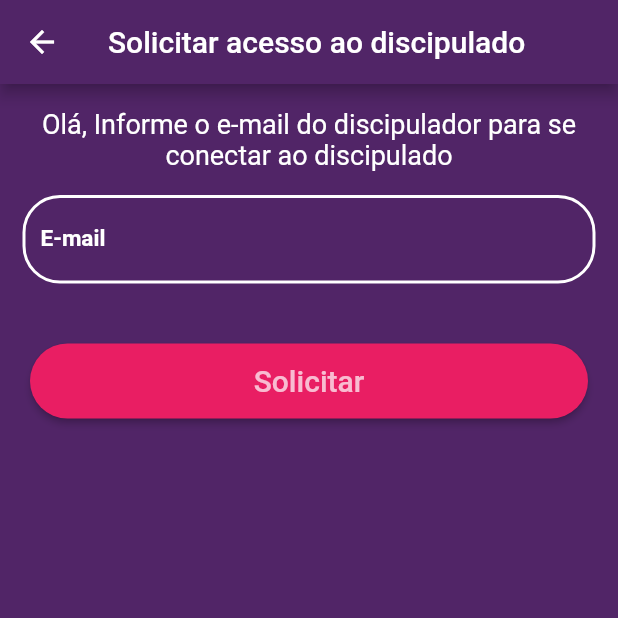
After one commit to neberson/celulas_vide, a Flutter app: the VinculoComDiscipuladoPage screen opened by its route, on a phone screen of 412 x 824 dp, the top half of it. The commit adds this screen. Run offline on Flutter 3.47's test engine with Material 2 defaults, Android fonts, the phone set to English and light mode, and no system bars; our stand-ins replace cloud_firestore, firebase_auth, firebase_storage, flutter_custom_clippers, flutter_masked_text, flutter_mobx and 5 more; missing offline and left inert: via_cep; accounts and stored records are empty; generated files the repository leaves out were written again; network calls fail.

Commit message:
Criação da tela [FrontEnd] de vincular lider ao discipulador

```diff
--- a/lib/Lider/HomeLider.dart
+++ b/lib/Lider/HomeLider.dart
@@ -17,7 +17,7 @@ class _HomeLiderState extends State<HomeLider> {
     Categoria(9,"Perfil do Lider","/PerfilLider", icon: FontAwesomeIcons.user),
     Categoria(10,"Dados da Célula","/DadosCelula", icon: FontAwesomeIcons.globeAsia),
     Categoria(11,"Membros","/TabMembro", icon: FontAwesomeIcons.userFriends),
-    Categoria(12,"Noticias","/PerfilLider", icon: FontAwesomeIcons.solidNewspaper),
+    Categoria(12,"Notificações","/VinculoDiscipulado", icon: FontAwesomeIcons.solidNewspaper),
     Categoria(13,"Presença","/frequenciaMembros", icon: FontAwesomeIcons.bookmark),
     Categoria(14,"Números da célula","/ReportsHome", icon: FontAwesomeIcons.calculator),
     //Categoria(14,"Eventos","/PerfilLider", icon: FontAwesomeIcons.list),
--- /dev/null
+++ b/lib/Lider/VinculoComDiscipuladoPage.dart
@@ -0,0 +1,90 @@
+
+import 'package:flutter/material.dart';
+
+class VinculoComDiscipuladoPage extends StatefulWidget {
+  @override
+  _VinculoComDiscipuladoPageState createState() =>
+      _VinculoComDiscipuladoPageState();
+}
+
+class _VinculoComDiscipuladoPageState extends State<VinculoComDiscipuladoPage> {
+  var _cEmail = TextEditingController();
+
+  @override
+  Widget build(BuildContext context) {
+    return Scaffold(
+      backgroundColor: Theme.of(context).accentColor,
+      appBar: AppBar(
+        title: Text('Solicitar acesso ao discipulado'),
+        backgroundColor: Theme.of(context).accentColor,
+      ),
+      body: _body(),
+    );
+  }
+
+  _body() {
+    return Column(
+      children: [
+        Center(
+          child: Container(
+            margin: EdgeInsets.only(left: 16, right: 16, top: 16, bottom: 16),
+            child: Text(
+              'Olá, Informe o e-mail do discipulador para se conectar ao discipulado',
+              style: TextStyle(color: Colors.white, fontSize: 18),
+              textAlign: TextAlign.center,
+            ),
+          ),
+        ),
+        Padding(
+          padding: EdgeInsets.only(left: 15, right: 15, bottom: 15),
+          child: TextFormField(
+            controller: _cEmail,
+            cursorColor: Colors.white,
+            keyboardType: TextInputType.emailAddress,
+            style: TextStyle(
+              color: Colors.white,
+              decorationColor: Colors.white,
+            ),
+            decoration: InputDecoration(
+              labelText: "E-mail",
+              hintText: 'Digite o e-mail',
+              hintStyle: TextStyle(color: Colors.white, fontSize: 15),
+              labelStyle: TextStyle(
+                  color: Colors.white,
+                  fontSize: 15,
+                  fontWeight: FontWeight.bold),
+              fillColor: Colors.white,
+              enabledBorder: OutlineInputBorder(
+                borderSide: const BorderSide(color: Colors.white, width: 2.0),
+                borderRadius: BorderRadius.circular(25.0),
+              ),
+              focusedBorder: OutlineInputBorder(
+                borderSide: const BorderSide(color: Colors.white, width: 2.0),
+                borderRadius: BorderRadius.circular(25.0),
+              ),
+            ),
+          ),
+        ),
+        Padding(
+            padding:
+                EdgeInsets.only(top: 25, left: 20, right: 20, bottom: 20),
+            child: SizedBox(
+              height: 50,
+              width: MediaQuery.of(context).size.width,
+              child: RaisedButton(
+                shape: RoundedRectangleBorder(
+                    borderRadius: BorderRadius.all(Radius.circular(40))),
+                color: Colors.pink,
+                child: Text(
+                  "Solicitar",
+                  style: TextStyle(color: Colors.white70, fontSize: 20),
+                ),
+                onPressed: _onClickSend,
+              ),
+            )),
+      ],
+    );
+  }
+
+  _onClickSend() {}
+}
--- a/lib/main.dart
+++ b/lib/main.dart
@@ -6,6 +6,7 @@ import 'package:celulas_vide/Lider/HomeLider.dart';
 import 'package:celulas_vide/Lider/ListaMembros.dart';
 import 'package:celulas_vide/Lider/PerfilLider.dart';
 import 'package:celulas_vide/Lider/TabMembros.dart';
+import 'package:celulas_vide/Lider/VinculoComDiscipuladoPage.dart';
 import 'package:celulas_vide/Lider/frequenciaMembros.dart';
 import 'package:celulas_vide/Tela_login.dart';
 import 'package:celulas_vide/reports/reports_home.dart';
@@ -48,7 +49,8 @@ void main()  {
           '/DadosCelula': (context) => DadosCelula(),
           '/frequenciaMembros': (context) => frequenciaMembros(),
           '/TabMembro': (context) => TabMembro(),
-          '/ReportsHome': (context) => ReportsHome()
+          '/ReportsHome': (context) => ReportsHome(),
+          '/VinculoDiscipulado': (context) => VinculoComDiscipuladoPage()
         },
 
         debugShowCheckedModeBanner: false,
```
Also changed, not shown: lib/Discipulador/PerfilDiscipulador.dart (added), 1 other file.
